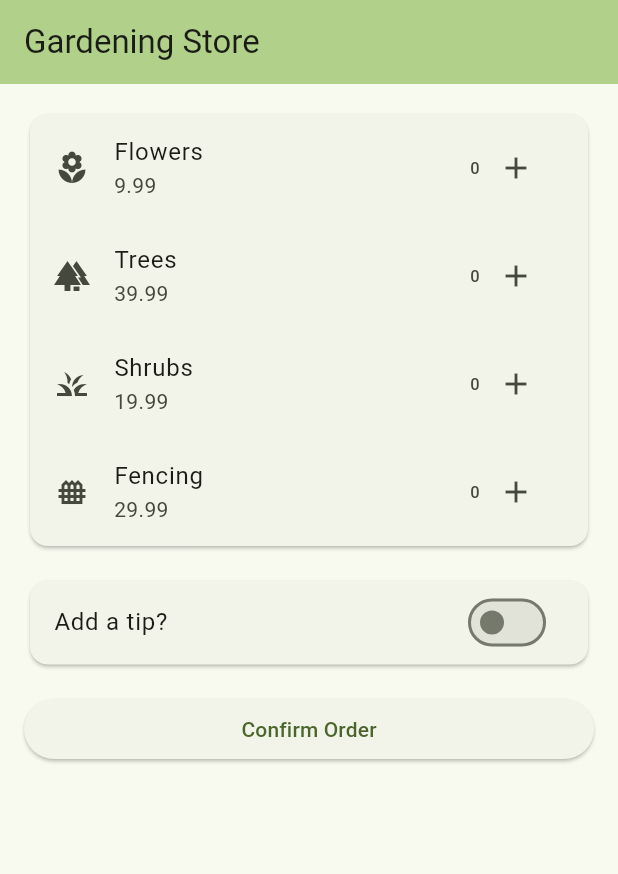
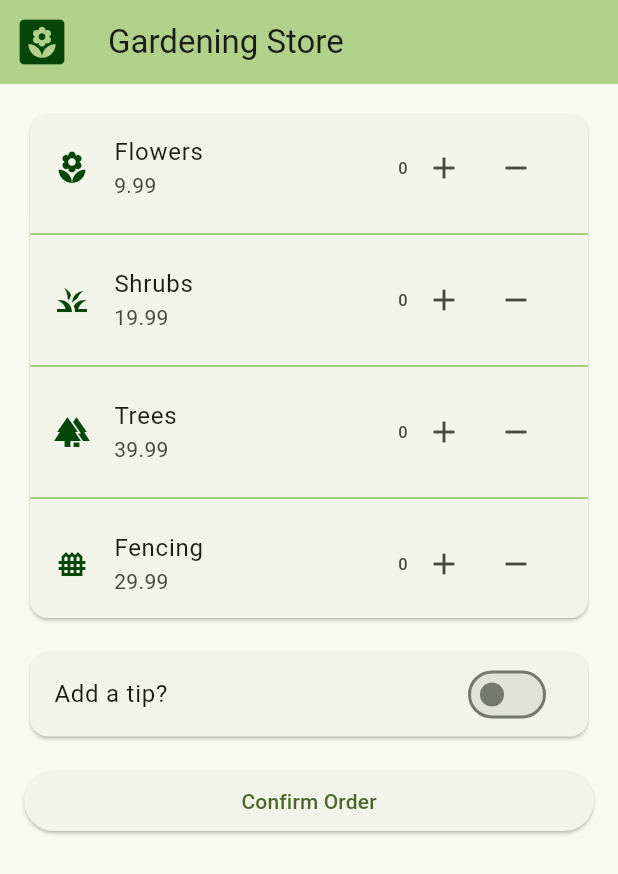
Before and after one commit to isabellahodge/InteractiveOrderingApp, a Flutter app: the screen it shows after launch, on a phone screen of 412 x 824 dp. Shown: the top 874 px of the screen. Run offline on Flutter 3.47's test engine with Material 3 defaults, Android fonts, the light colour scheme and no system bars.

Commit message:
decrease counter and add divider

```diff
--- a/orderingapp/lib/main.dart
+++ b/orderingapp/lib/main.dart
@@ -13,7 +13,10 @@ class ListItem extends StatelessWidget {
   @override
   Widget build(BuildContext context) {
     return ListTile(
-      leading: Icon(iconData),
+      leading: Icon(
+        iconData,
+        color: const Color.fromARGB(255, 5, 69, 7)
+        ),
       title: Text(itemName),
       subtitle: Text(price),
       trailing: ActionItem(),
@@ -41,7 +44,14 @@ class _ActionItemState extends State<ActionItem> {
           setState(() {
             counter++;
           });
-        }, icon: Icon(Icons.add))
+        }, icon: Icon(Icons.add)),
+        IconButton(onPressed:() {
+          if (counter > 0) {
+            setState(() {
+                counter--;
+            });
+        }
+        }, icon: Icon(Icons.remove)),
       ]
     );
   }
@@ -104,13 +114,13 @@ class ConfirmSelection extends StatelessWidget {
           builder: (context) {
             return AlertDialog(
               title: Text("Order Confirmed"),
-              content: Text("Your checkout order has been submitted"),
+              content: Text("Your order has been submitted, thank you for your business!"),
               actions: [
                 TextButton(
                   onPressed: () {
                     Navigator.pop(context);
                   },
-                  child: Text("Dismiss"))
+                  child: Text("Close"))
               ],
             );
           }
@@ -134,6 +144,7 @@ class MyApp extends StatelessWidget {
         colorScheme: .fromSeed(seedColor: Colors.lightGreen),
       ),
       home: const MyHomePage(title: 'Gardening Store'),
+
     );
   }
 }
@@ -175,6 +186,11 @@ class _MyHomePageState extends State<MyHomePage> {
         // Here we take the value from the MyHomePage object that was created by
         // the App.build method, and use it to set our appbar title.
         title: Text(widget.title),
+        leading: Icon(
+          Icons.yard,
+          size: 36,
+          color: const Color.fromARGB(255, 5, 69, 7)
+        ),
       ),
       body: Padding(
         padding: EdgeInsets.all(16),
@@ -184,8 +200,20 @@ class _MyHomePageState extends State<MyHomePage> {
               child: Column(
                 children: [
                   ListItem(iconData: Icons.local_florist, itemName: "Flowers", price: "9.99"),
+                  Divider(
+                    color: Colors.lightGreen,
+                    thickness: 1
+                  ),
+                  ListItem(iconData: Icons.grass, itemName: "Shrubs", price: "19.99"),
+                  Divider(
+                    color: Colors.lightGreen,
+                    thickness: 1
+                  ),
                   ListItem(iconData: Icons.forest, itemName: "Trees", price: "39.99"),
-                  ListItem(iconData: Icons.grass, itemName: "Shrubs", price: "19.99"),
+                  Divider(
+                    color: Colors.lightGreen,
+                    thickness: 1
+                  ),
                   ListItem(iconData: Icons.fence, itemName: "Fencing", price: "29.99")
                 ]
               ),
```
